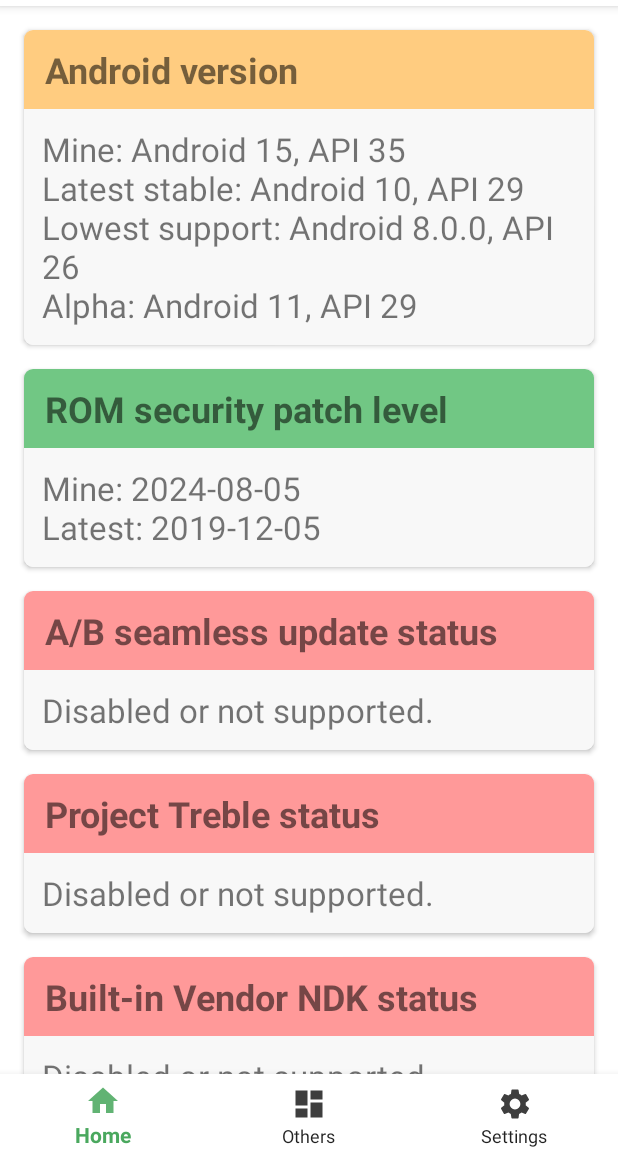
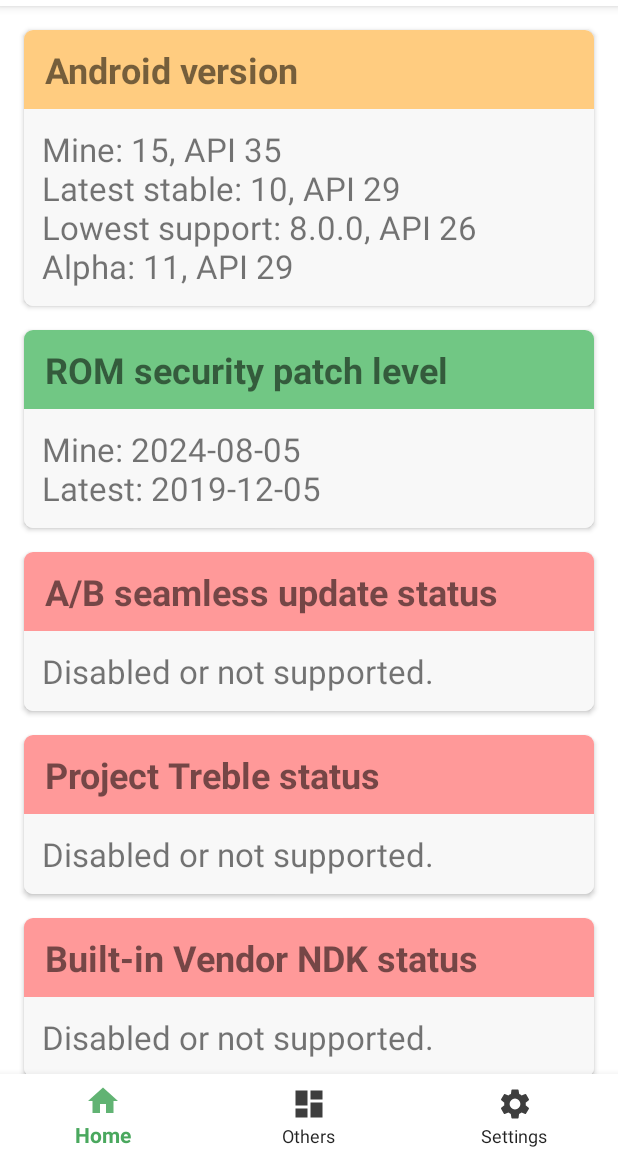
Before and after one commit to imknown/AndroidLowLevelDetector, an Android app: the screen it shows after launch (MainActivity), on a phone screen of 412 x 824 dp, the part 78-1236 px from its top. Run offline under Robolectric (Android 15) with nearby library versions, the light colour scheme and no system bars; libraries missing offline, so code that uses them is left out: com.g00fy2.versioncompare, com.github.kittinunf.fuel, com.topjohnwu.superuser; 24 statements that could not run were skipped.

Commit message:
No need to show 'Android'.

```diff
--- a/app/src/main/res/values/strings.xml
+++ b/app/src/main/res/values/strings.xml
@@ -21,7 +21,7 @@
     <string name="result_disabled_or_not_supported">Disabled or not supported.</string>
 
     <string name="android_info_title">Android version</string>
-    <string name="android_info">Android %1$s, API %2$s</string>
+    <string name="android_info">%1$s, API %2$s</string>
     <string name="android_info_detail">Mine: %1$s\nLatest stable: %2$s\nLowest support: %3$s\n%4$s: %5$s</string>
 
     <string name="security_patch_level_title">ROM security patch level</string>
```
Also changed, not shown: 1 other file.
